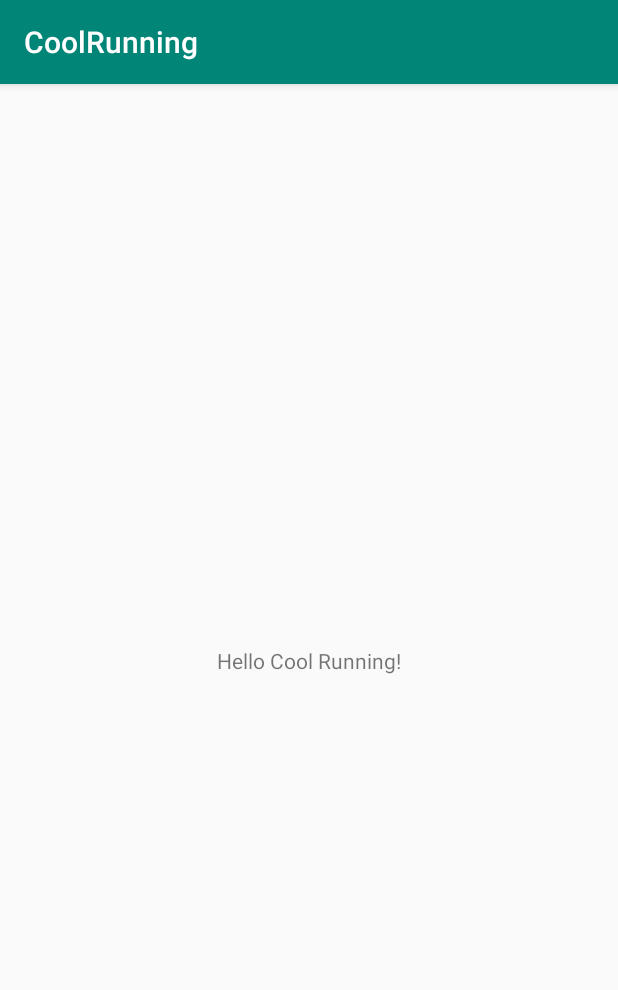
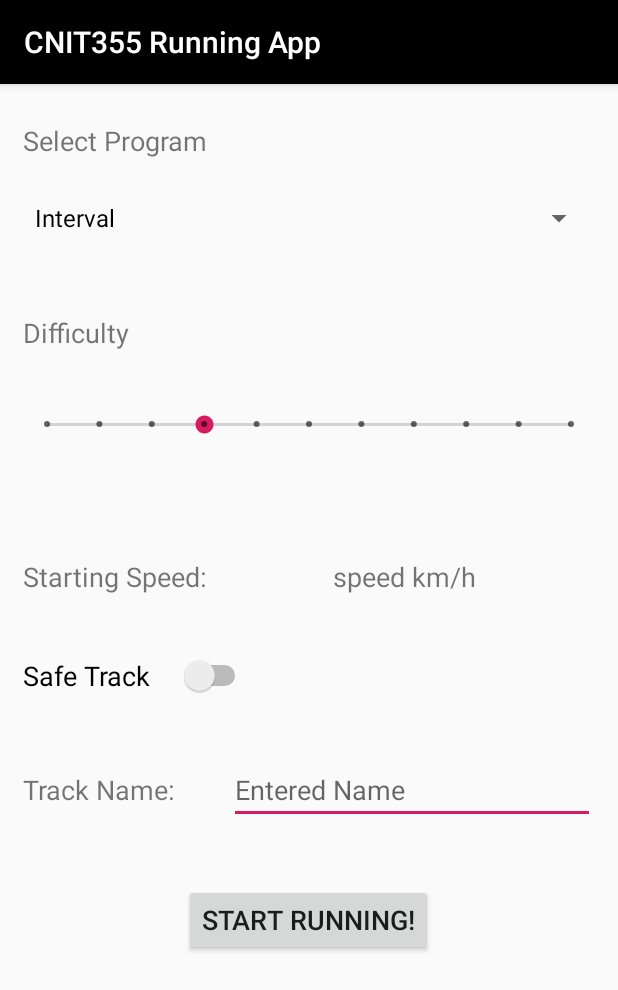
Before and after one commit to Andi-Sail/CoolRunning, an Android app: the screen it shows after launch (MainActivity), on a phone screen of 412 x 824 dp. Shown: the top 990 px of the screen. Run offline under Robolectric (Android 15) with nearby library versions, the phone set to English and light mode, and no system bars.

Commit message:
add base for UI

```diff
--- a/CoolRunning/app/src/main/AndroidManifest.xml
+++ b/CoolRunning/app/src/main/AndroidManifest.xml
@@ -12,10 +12,13 @@
         android:roundIcon="@mipmap/ic_launcher_round"
         android:supportsRtl="true"
         android:theme="@style/AppTheme">
+        <activity android:name=".ActivityResults"></activity>
+        <activity android:name=".ActivityRunning" />
+
         <service
             android:name=".SpeedService"
             android:enabled="true"
-            android:exported="true"></service>
+            android:exported="true" />
 
         <activity android:name=".MainActivity">
             <intent-filter>
--- a/CoolRunning/app/src/main/java/ch/arebsame/coolrunning/MainActivity.java
+++ b/CoolRunning/app/src/main/java/ch/arebsame/coolrunning/MainActivity.java
@@ -3,6 +3,8 @@ package ch.arebsame.coolrunning;
 import androidx.appcompat.app.AppCompatActivity;
 
 import android.os.Bundle;
+import android.widget.ArrayAdapter;
+import android.widget.Spinner;
 
 public class MainActivity extends AppCompatActivity {
 
@@ -10,5 +12,13 @@ public class MainActivity extends AppCompatActivity {
     protected void onCreate(Bundle savedInstanceState) {
         super.onCreate(savedInstanceState);
         setContentView(R.layout.activity_main);
+
+        setTitle("CNIT355 Running App");
+
+        Spinner dropdown = findViewById(R.id.programSpinner);
+        String[] items = new String[]{"Interval", "Increasing Speed", "Constant Speed", "Random Speed"};
+        ArrayAdapter<String> adapter = new ArrayAdapter<>(this, android.R.layout.simple_spinner_dropdown_item, items);
+        dropdown.setAdapter(adapter);
+
     }
 }
--- a/CoolRunning/app/src/main/res/layout/activity_main.xml
+++ b/CoolRunning/app/src/main/res/layout/activity_main.xml
@@ -6,13 +6,115 @@
     android:layout_height="match_parent"
     tools:context=".MainActivity">
 
-    <TextView
-        android:layout_width="wrap_content"
-        android:layout_height="wrap_content"
-        android:text="Hello Cool Running!"
-        app:layout_constraintBottom_toBottomOf="parent"
-        app:layout_constraintLeft_toLeftOf="parent"
-        app:layout_constraintRight_toRightOf="parent"
-        app:layout_constraintTop_toTopOf="parent" />
+    <LinearLayout
+        android:layout_width="match_parent"
+        android:layout_height="match_parent"
+        android:layout_marginLeft="15sp"
+        android:layout_marginRight="15sp"
+        android:layout_marginTop="25sp"
+        android:layout_marginBottom="25sp"
+        android:orientation="vertical">
+
+        <TextView
+            android:id="@+id/programText"
+            android:layout_width="wrap_content"
+            android:layout_height="wrap_content"
+            android:textSize="18sp"
+            android:layout_marginBottom="15sp"
+            android:text="Select Program" />
+
+        <Spinner
+            android:id="@+id/programSpinner"
+            android:layout_width="match_parent"
+            android:layout_height="wrap_content"
+            android:textSize="14sp"
+            android:spinnerMode="dropdown"
+            android:layout_marginBottom="40sp"/>
+
+        <TextView
+            android:id="@+id/difficultyText"
+            android:layout_width="match_parent"
+            android:layout_height="wrap_content"
+            android:textSize="18sp"
+            android:layout_marginBottom="40sp"
+            android:text="Difficulty" />
+
+        <SeekBar
+            android:id="@+id/difficultlyBar"
+            style="@style/Widget.AppCompat.SeekBar.Discrete"
+            android:layout_width="match_parent"
+            android:layout_height="wrap_content"
+            android:max="10"
+            android:progress="3"
+            android:progressTint="#0012E3EB"
+            android:layout_marginBottom="80sp"/>
+
+        <LinearLayout
+            android:layout_width="match_parent"
+            android:layout_height="wrap_content"
+            android:orientation="horizontal"
+            android:layout_marginBottom="40sp">
+
+            <TextView
+                android:id="@+id/speedText"
+                android:layout_width="wrap_content"
+                android:layout_height="wrap_content"
+                android:layout_weight="1"
+                android:textSize="18sp"
+                android:text="Starting Speed: " />
+
+            <TextView
+                android:id="@+id/speedVariable"
+                android:layout_width="wrap_content"
+                android:layout_height="wrap_content"
+                android:textSize="18sp"
+                android:layout_weight="1"
+                android:text="speed km/h" />
+
+        </LinearLayout>
+
+        <Switch
+            android:id="@+id/trackSwitch"
+            android:layout_width="wrap_content"
+            android:layout_height="wrap_content"
+            android:text="Safe Track    "
+            android:textSize="18sp"
+            android:layout_marginBottom="40sp"/>
+
+        <LinearLayout
+            android:layout_width="match_parent"
+            android:layout_height="wrap_content"
+            android:orientation="horizontal"
+            android:layout_marginBottom="40sp">
+
+            <TextView
+                android:id="@+id/trackNameText"
+                android:layout_width="wrap_content"
+                android:layout_height="wrap_content"
+                android:textSize="18sp"
+                android:layout_weight="1"
+                android:text="Track Name: " />
+
+            <EditText
+                android:id="@+id/enteredNameEdit"
+                android:layout_width="wrap_content"
+                android:layout_height="wrap_content"
+                android:layout_weight="1"
+                android:textSize="18sp"
+                android:ems="10"
+                android:hint="Entered Name"
+                android:inputType="textPersonName" />
+
+        </LinearLayout>
+
+        <Button
+            android:id="@+id/button"
+            android:layout_width="wrap_content"
+            android:textSize="18sp"
+            android:layout_gravity="center"
+            android:layout_height="wrap_content"
+            android:text="Start Running!" />
+
+    </LinearLayout>
 
 </androidx.constraintlayout.widget.ConstraintLayout>
--- a/CoolRunning/app/src/main/res/values/colors.xml
+++ b/CoolRunning/app/src/main/res/values/colors.xml
@@ -1,6 +1,6 @@
 <?xml version="1.0" encoding="utf-8"?>
 <resources>
-    <color name="colorPrimary">#008577</color>
+    <color name="colorPrimary">#000000</color>
     <color name="colorPrimaryDark">#00574B</color>
     <color name="colorAccent">#D81B60</color>
 </resources>
```
Also changed, not shown: CoolRunning/app/src/main/java/ch/arebsame/coolrunning/ActivityResults.java (added, +17 -0 lines), CoolRunning/app/src/main/java/ch/arebsame/coolrunning/ActivityRunning.java (added, +17 -0 lines), CoolRunning/app/src/main/res/drawable/my_border.xml (added, +9 -0 lines), CoolRunning/app/src/main/res/layout/activity_results.xml (added, +46 -0 lines), CoolRunning/app/src/main/res/layout/activity_running.xml (added, +74 -0 lines).
